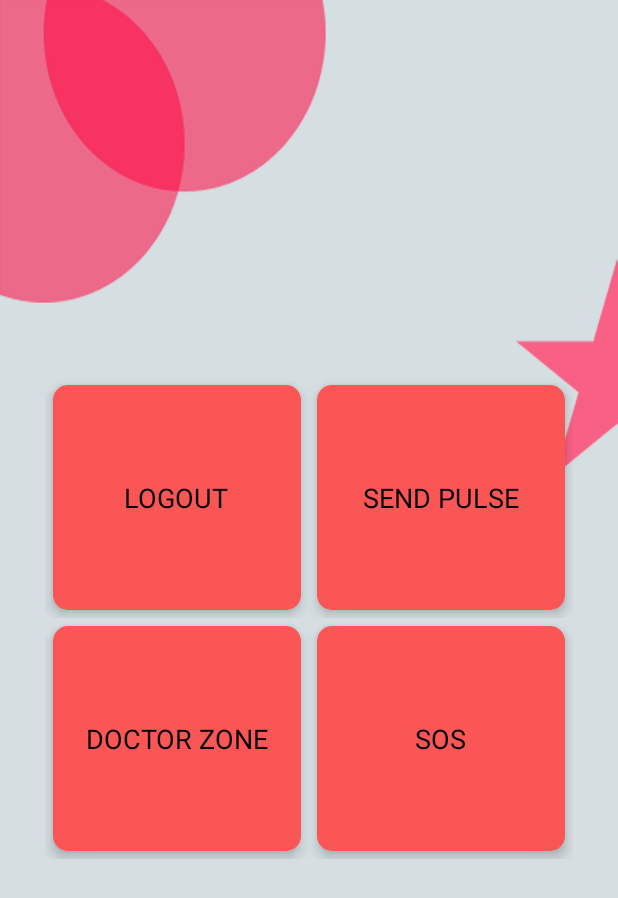
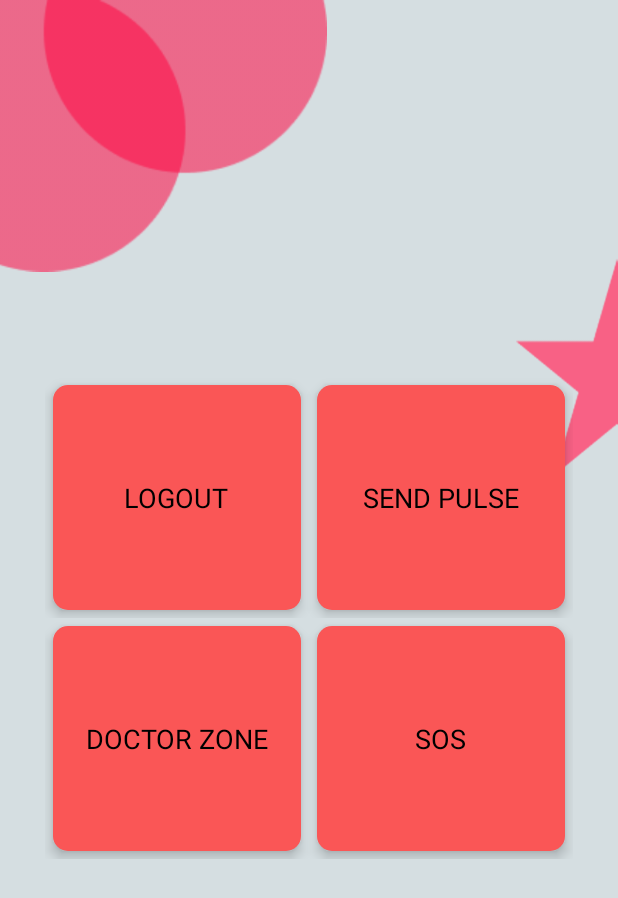
Before and after one commit to piru72/MedtRonic, an Android app: the screen it shows after launch once a user with an empty profile is signed in (HomeActivity), on a phone screen of 412 x 824 dp. Shown: the top 898 px of the screen. Run offline under Robolectric (Android 15) with nearby library versions, the phone set to English and light mode, and no system bars; our stand-ins replace Firebase (no records; nobody signed in at launch, a user with empty details on screens opened directly).

```diff
--- a/app/src/main/res/layout/activity_home.xml
+++ b/app/src/main/res/layout/activity_home.xml
@@ -4,8 +4,13 @@
     xmlns:tools="http://schemas.android.com/tools"
     android:layout_width="match_parent"
     android:layout_height="match_parent"
-    android:background="@drawable/bk_img"
+    android:background="@drawable/bk_img2"
     tools:context=".HomeActivity">
+
+    <ImageView
+        android:layout_width="218dp"
+        android:layout_height="181dp"
+        android:src="@drawable/bauble_area" />
 
 <!--
     <LinearLayout
```
Also changed, not shown: app/src/main/res/layout/activity_main.xml (+7 -2 lines), app/src/main/res/layout/activity_signin.xml (+11 -6 lines), app/src/main/res/layout/activity_signup.xml (+7 -10 lines), app/src/main/res/drawable/bk_img2.png (added).
